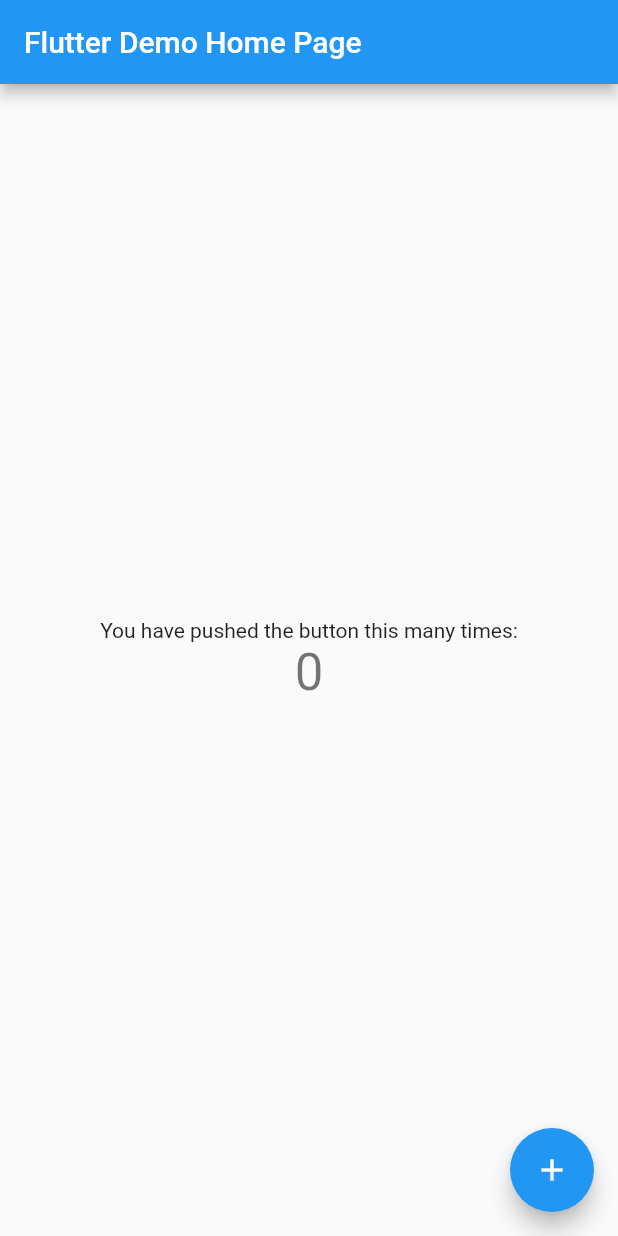
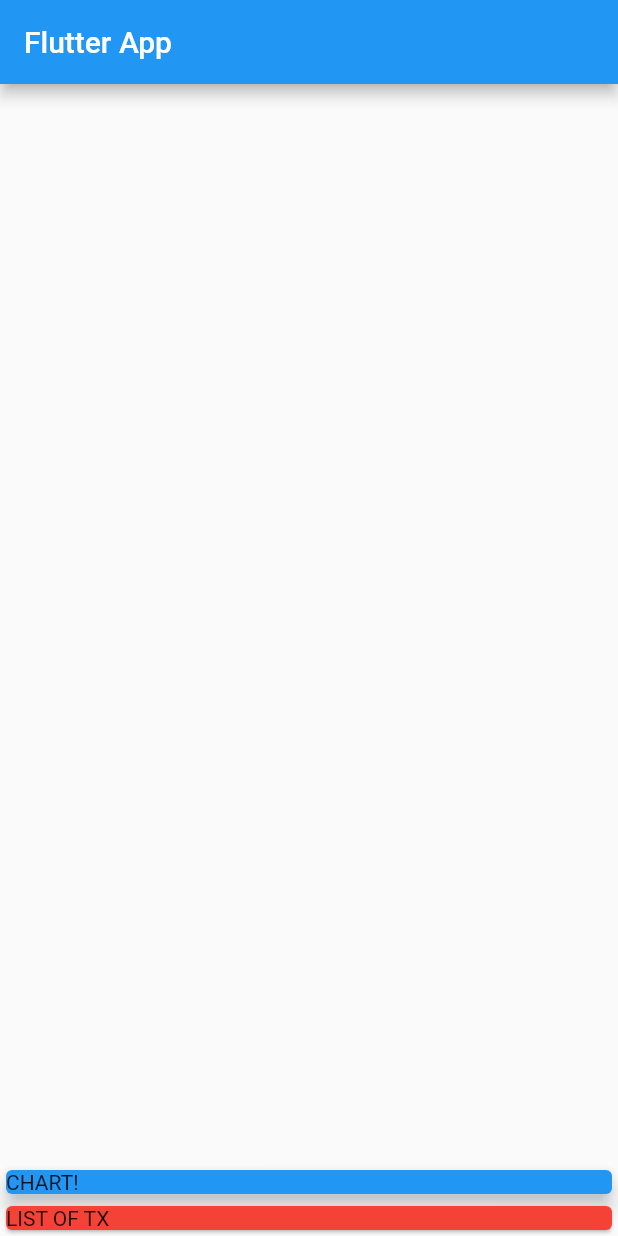
Before and after one commit to codeglitchz/expense_app, a Flutter app: the screen it shows after launch, on a phone screen of 412 x 824 dp. Run offline on Flutter 3.47's test engine with Material 2 defaults, Android fonts, the phone set to English and light mode, and no system bars.

Commit message:
Minor fix

```diff
--- a/lib/main.dart
+++ b/lib/main.dart
@@ -1,117 +1,41 @@
 import 'package:flutter/material.dart';
 
-void main() {
-  runApp(MyApp());
-}
+void main() => runApp(MyApp());
 
 class MyApp extends StatelessWidget {
-  // This widget is the root of your application.
   @override
   Widget build(BuildContext context) {
     return MaterialApp(
-      title: 'Flutter Demo',
-      theme: ThemeData(
-        // This is the theme of your application.
-        //
-        // Try running your application with "flutter run". You'll see the
-        // application has a blue toolbar. Then, without quitting the app, try
-        // changing the primarySwatch below to Colors.green and then invoke
-        // "hot reload" (press "r" in the console where you ran "flutter run",
-        // or simply save your changes to "hot reload" in a Flutter IDE).
-        // Notice that the counter didn't reset back to zero; the application
-        // is not restarted.
-        primarySwatch: Colors.blue,
-        // This makes the visual density adapt to the platform that you run
-        // the app on. For desktop platforms, the controls will be smaller and
-        // closer together (more dense) than on mobile platforms.
-        visualDensity: VisualDensity.adaptivePlatformDensity,
-      ),
-      home: MyHomePage(title: 'Flutter Demo Home Page'),
+      title: 'Flutter App',
+      home: MyHomePage(),
     );
   }
 }
 
-class MyHomePage extends StatefulWidget {
-  MyHomePage({Key key, this.title}) : super(key: key);
-
-  // This widget is the home page of your application. It is stateful, meaning
-  // that it has a State object (defined below) that contains fields that affect
-  // how it looks.
-
-  // This class is the configuration for the state. It holds the values (in this
-  // case the title) provided by the parent (in this case the App widget) and
-  // used by the build method of the State. Fields in a Widget subclass are
-  // always marked "final".
-
-  final String title;
-
-  @override
-  _MyHomePageState createState() => _MyHomePageState();
-}
-
-class _MyHomePageState extends State<MyHomePage> {
-  int _counter = 0;
-
-  void _incrementCounter() {
-    setState(() {
-      // This call to setState tells the Flutter framework that something has
-      // changed in this State, which causes it to rerun the build method below
-      // so that the display can reflect the updated values. If we changed
-      // _counter without calling setState(), then the build method would not be
-      // called again, and so nothing would appear to happen.
-      _counter++;
-    });
-  }
-
+class MyHomePage extends StatelessWidget {
   @override
   Widget build(BuildContext context) {
-    // This method is rerun every time setState is called, for instance as done
-    // by the _incrementCounter method above.
-    //
-    // The Flutter framework has been optimized to make rerunning build methods
-    // fast, so that you can just rebuild anything that needs updating rather
-    // than having to individually change instances of widgets.
     return Scaffold(
-      appBar: AppBar(
-        // Here we take the value from the MyHomePage object that was created by
-        // the App.build method, and use it to set our appbar title.
-        title: Text(widget.title),
-      ),
-      body: Center(
-        // Center is a layout widget. It takes a single child and positions it
-        // in the middle of the parent.
-        child: Column(
-          // Column is also a layout widget. It takes a list of children and
-          // arranges them vertically. By default, it sizes itself to fit its
-          // children horizontally, and tries to be as tall as its parent.
-          //
-          // Invoke "debug painting" (press "p" in the console, choose the
-          // "Toggle Debug Paint" action from the Flutter Inspector in Android
-          // Studio, or the "Toggle Debug Paint" command in Visual Studio Code)
-          // to see the wireframe for each widget.
-          //
-          // Column has various properties to control how it sizes itself and
-          // how it positions its children. Here we use mainAxisAlignment to
-          // center the children vertically; the main axis here is the vertical
-          // axis because Columns are vertical (the cross axis would be
-          // horizontal).
-          mainAxisAlignment: MainAxisAlignment.center,
+        appBar: AppBar(
+          title: Text('Flutter App'),
+        ),
+        body: Column(
+          mainAxisAlignment: MainAxisAlignment.end,
+          crossAxisAlignment: CrossAxisAlignment.stretch,
           children: <Widget>[
-            Text(
-              'You have pushed the button this many times:',
+            Container(
+              width: double.infinity,
+              child: Card(
+                color: Colors.blue,
+                child: Text('CHART!'),
+                elevation: 5,
+              ),
             ),
-            Text(
-              '$_counter',
-              style: Theme.of(context).textTheme.headline4,
-            ),
+            Card(
+              child: Text('LIST OF TX'),
+              color: Colors.red,
+            )
           ],
-        ),
-      ),
-      floatingActionButton: FloatingActionButton(
-        onPressed: _incrementCounter,
-        tooltip: 'Increment',
-        child: Icon(Icons.add),
-      ), // This trailing comma makes auto-formatting nicer for build methods.
-    );
+        ));
   }
 }
```
Also changed, not shown: 1 other file.
